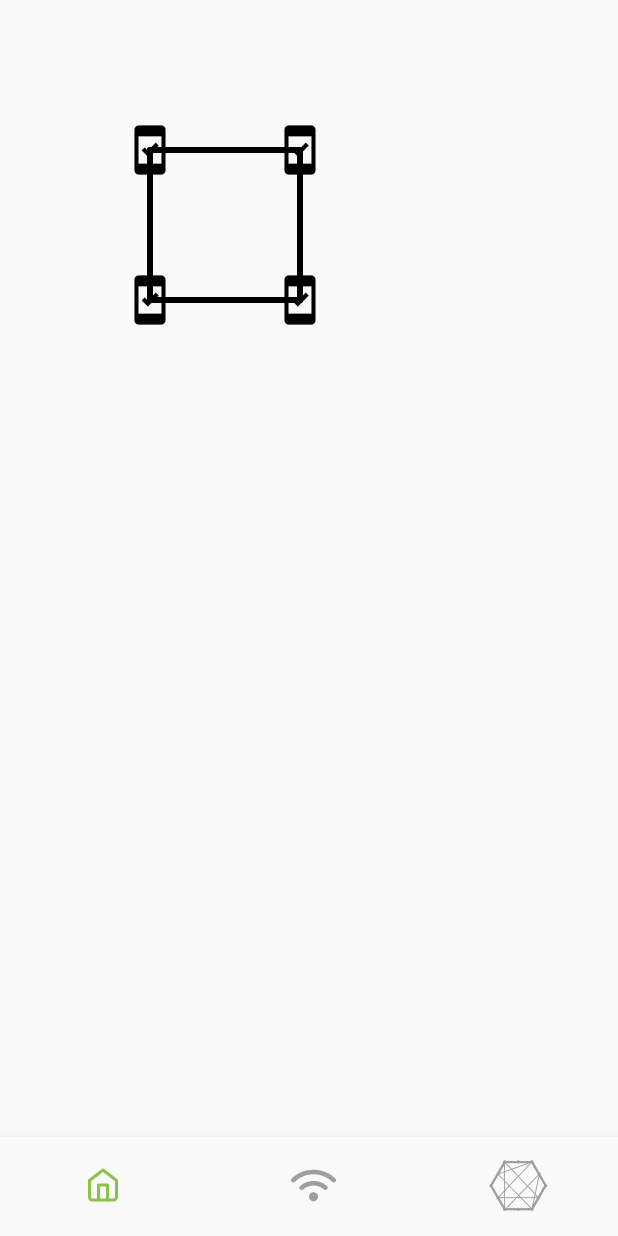
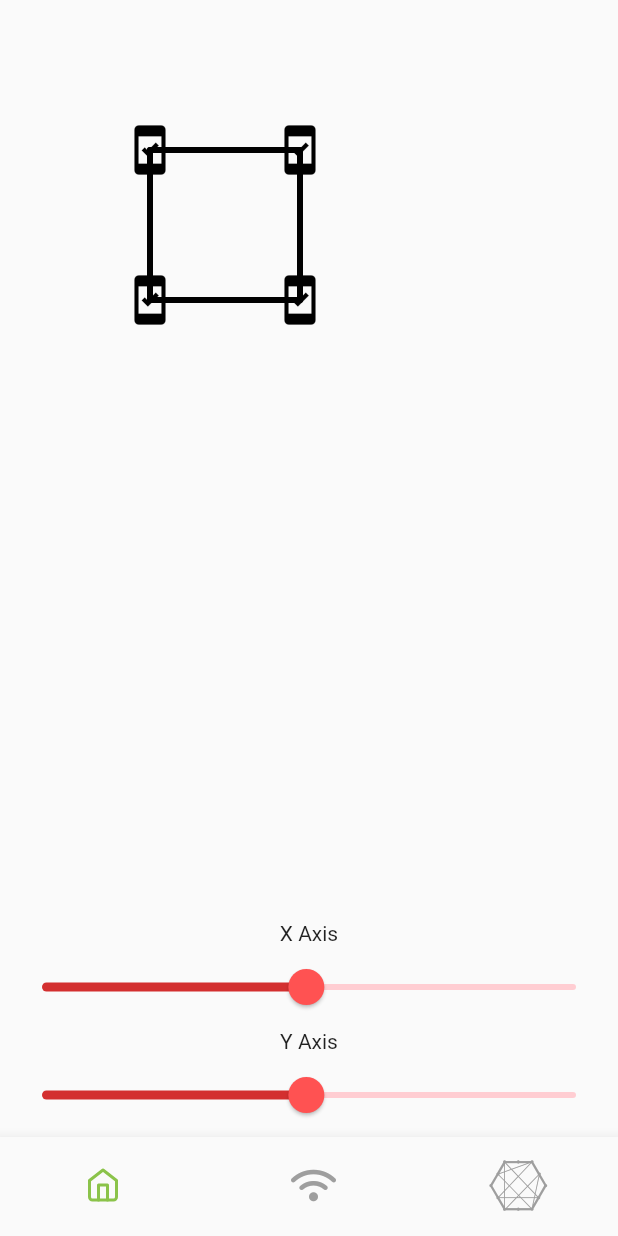
Before and after one commit to ffabss/flutter_demo, a Flutter app: the screen it shows after launch, on a phone screen of 412 x 824 dp. Run offline on Flutter 3.47's test engine with Material 2 defaults, Android fonts, the phone set to English and light mode, and no system bars; our stand-ins replace flutter_icons, location, rflutter_alert; missing offline and left inert: expandable_bottom_bar, wifi_configuration.

Commit message:
did somethings

```diff
--- /dev/null
+++ b/lib/models/dataTypeReferences.dart
@@ -0,0 +1,7 @@
+import 'package:flutter/foundation.dart';
+
+class DoubleRef{
+  double value = 1;
+  ValueNotifier<int> listenable = new ValueNotifier(0);
+  DoubleRef(this.value);
+}
--- /dev/null
+++ b/lib/models/slider.dart
@@ -0,0 +1,58 @@
+import 'package:flutter/material.dart';
+import 'package:flutter_demo/models/dataTypeReferences.dart';
+
+
+
+class CustomSlider extends StatefulWidget {
+  DoubleRef reference;
+  CustomSlider(this.reference);
+
+  @override
+  _SliderState createState() => _SliderState(reference);
+}
+
+class _SliderState extends State<CustomSlider> {
+  DoubleRef reference;
+  _SliderState(this.reference);
+
+  @override
+  Widget build(BuildContext context) {
+    return Center(
+        child: SliderTheme(
+          data: SliderTheme.of(context).copyWith(
+            activeTrackColor: Colors.red[700],
+            inactiveTrackColor: Colors.red[100],
+            trackShape: RoundedRectSliderTrackShape(),
+            trackHeight: 4.0,
+            thumbShape: RoundSliderThumbShape(enabledThumbRadius: 12.0),
+            thumbColor: Colors.redAccent,
+            overlayColor: Colors.red.withAlpha(32),
+            overlayShape: RoundSliderOverlayShape(overlayRadius: 28.0),
+            tickMarkShape: RoundSliderTickMarkShape(),
+            activeTickMarkColor: Colors.red[700],
+            inactiveTickMarkColor: Colors.red[100],
+            valueIndicatorShape: PaddleSliderValueIndicatorShape(),
+            valueIndicatorColor: Colors.redAccent,
+            valueIndicatorTextStyle: TextStyle(
+              color: Colors.white,
+            ),
+          ),
+          child: Slider(
+            value: reference.value,
+            min: 1,
+            max: 100,
+            divisions: 99,
+            label: reference.value.toString(),
+            onChanged: (value) {
+              setState(
+                () {
+                  reference.value = value;
+                },
+              );
+              reference.listenable.value += 1;
+            },
+          ),
+        ),
+    );
+  }
+}
--- a/lib/screens/canvasScreen.dart
+++ /dev/null
@@ -1,63 +0,0 @@
-import 'dart:math';
-import 'dart:ui';
-
-import 'package:flutter/cupertino.dart';
-import 'package:flutter/material.dart';
-import 'package:flutter_demo/models/XYPoint.dart';
-import 'dart:math' as math;
-import 'package:p5/p5.dart';
-
-List<XYPoint> routePoints;
-ValueNotifier<int> notifier;
-
-class CanvasScreen extends StatefulWidget {
-  CanvasScreen(List<XYPoint> points, ValueNotifier<int> _notifier){
-    routePoints = points;
-    notifier = _notifier;
-  }
-
-  @override
-  _CanvasScreenState createState() => _CanvasScreenState();
-}
-
-class _CanvasScreenState extends State<CanvasScreen> {
-  @override
-  Widget build(BuildContext context) {
-    return new Scaffold(
-      body: CustomPaint(size: new Size(300, 300), painter: Painter(notifier)),
-    );
-  }
-}
-
-class Painter extends CustomPainter {
-  ValueNotifier<int> valueNotifier;
-  Paint _paint;
-
-  Painter(this.valueNotifier) : super(repaint: valueNotifier){
-    _paint = Paint()
-      ..color = Colors.black
-      ..style = PaintingStyle.stroke
-      ..strokeCap = StrokeCap.round
-      ..strokeWidth = 4;
-  }
-
-  @override
-  void paint(Canvas canvas, Size size) {
-    var r = new Random();
-    for(int i = 0; i < 3; i++){
-      canvas.drawLine(XYtoOffset(routePoints[i]), XYtoOffset(routePoints[i+1]), _paint);
-    }
-    Offset first = new Offset(r.nextDouble()*100 + 50, routePoints[0].y);
-    Offset last = new Offset(routePoints[3].x, routePoints[3].y);
-    canvas.drawLine(last, first, _paint);
-  }
-
-  @override
-  bool shouldRepaint(CustomPainter oldDelegate) {
-    return false;
-  }
-
-  Offset XYtoOffset(XYPoint xy){
-    return new Offset(xy.x, xy.y);
-  }
-}
--- a/lib/screens/draggableScreen.dart
+++ /dev/null
@@ -1,88 +0,0 @@
-import 'package:flutter/material.dart';
-import 'package:flutter_demo/models/XYPoint.dart';
-
-List<XYPoint> routePoints;
-ValueNotifier<int> notifier;
-
-class DragView extends StatefulWidget {
-  DragView(List<XYPoint> points, ValueNotifier<int> _notifier) {
-    routePoints = points;
-    notifier = _notifier;
-  }
-
-  @override
-  _ViewState createState() => _ViewState();
-}
-
-class _ViewState extends State<DragView> {
-  List<DraggableWidget> draggableWidgets = <DraggableWidget>[
-    DraggableWidget(routePoints[0]),
-    DraggableWidget(routePoints[1]),
-    DraggableWidget(routePoints[2]),
-    DraggableWidget(routePoints[3]),
-  ];
-
-  @override
-  Widget build(BuildContext context) {
-    return Scaffold(
-      backgroundColor: Colors.transparent,
-      body: Stack(
-        children: draggableWidgets,
-      ),
-    );
-  }
-}
-
-class DragItem extends StatelessWidget {
-  @override
-  Widget build(BuildContext context) {
-    return Icon(
-      IconData(58731, fontFamily: 'MaterialIcons'),
-      size: 36,
-    );
-  }
-}
-
-class DraggableWidget extends StatefulWidget {
-  DraggableWidget(XYPoint point){
-    this.point = point;
-  }
-  XYPoint point;
-
-  @override
-  _DragState createState() => _DragState(point);
-}
-
-class _DragState extends State<DraggableWidget> {
-  _DragState(XYPoint point){
-    this.point = point;
-  }
-
-  XYPoint point;
-
-  @override
-  Widget build(BuildContext context) {
-    return Draggable(
-      child: Container(
-        padding: EdgeInsets.only(top: point.y, left: point.x),
-        child: DragItem(),
-      ),
-      feedback: Container(
-        padding: EdgeInsets.only(top: point.y, left: point.x),
-        child: DragItem(),
-      ),
-      childWhenDragging: Container(
-        padding: EdgeInsets.only(top: point.y, left: point.x),
-        child: DragItem(),
-      ),
-      onDragCompleted: () {},
-      onDragEnd: (drag) {
-        setState(() {
-          point.y = point.y + drag.offset.dy < 0 ? 0 : point.y + drag.offset.dy;
-          point.x = point.x + drag.offset.dx < 0 ? 0 : point.x + drag.offset.dx;
-        });
-        notifier.value += 1;
-      },
-    );
-  }
-}
--- a/lib/screens/routeScreen.dart
+++ b/lib/screens/routeScreen.dart
@@ -1,10 +1,23 @@
 import 'dart:math';
 
+import 'package:expandable_bottom_bar/expandable_bottom_bar.dart';
 import 'package:flutter/cupertino.dart';
 import 'package:flutter/material.dart';
 import 'package:flutter_demo/models/XYPoint.dart';
+import 'package:flutter_demo/models/dataTypeReferences.dart';
+import 'package:flutter_demo/models/slider.dart';
 
 final ValueNotifier<int> _repaintNotifier = ValueNotifier<int>(0);
+final double dragItemSize = 36;
+
+int xAxisClippingSteps = 10;
+int yAxisClippingSteps = 10;
+
+final DoubleRef sliderValY = new DoubleRef(50);
+final DoubleRef sliderValX = new DoubleRef(50);
+
+double width = 1;
+double height = 1;
 
 var points = <XYPoint>[
   new XYPoint(100, 100),
@@ -18,19 +31,30 @@ class HomePage extends StatefulWidget {
   _HomePageState createState() => _HomePageState();
 }
 
-class _HomePageState extends State<HomePage> {
+class _HomePageState extends State<HomePage> with TickerProviderStateMixin{
   @override
   Widget build(BuildContext context) {
+    width = MediaQuery.of(context).size.width;
+    height = MediaQuery.of(context).size.height;
+    print(width);
+
     return Scaffold(
-      body: Center(
+      body: Column(
+        children: <Widget>[
+          Expanded(
             child: Stack(
               children: <Widget>[
                 CanvasScreen(),
-          Container(
-            child: DragView(),
+                DragView(),
+              ],
             ),
+          ),
+          Text('X Axis'),
+          CustomSlider(sliderValX),
+          Text('Y Axis'),
+          CustomSlider(sliderValY),
         ],
-      )),
+      ),
     );
   }
 }
@@ -74,9 +98,6 @@ class Painter extends CustomPainter {
     for (int i = 0; i < 3; i++) {
       canvas.drawLine(XYtoOffset(points[i]), XYtoOffset(points[i + 1]), _paint);
     }
-    //Offset first = new Offset(r.nextDouble() * 100 + 50, points[0].y);
-    //Offset last = new Offset(points[3].x, points[3].y);
-    //canvas.drawLine(last, first, _paint);
     canvas.drawLine(XYtoOffset(points[3]), XYtoOffset(points[0]), _paint);
   }
 
@@ -104,6 +125,8 @@ class DragView extends StatefulWidget {
 }
 
 class _ViewState extends State<DragView> {
+  //List<DraggableWidget> draggableWidgets = List.generate(points.length, (index) => new DraggableWidget(points[index]));
+
   List<DraggableWidget> draggableWidgets = <DraggableWidget>[
     DraggableWidget(points[0]),
     DraggableWidget(points[1]),
@@ -131,7 +154,7 @@ class DragItem extends StatelessWidget {
   Widget build(BuildContext context) {
     return Icon(
       IconData(58731, fontFamily: 'MaterialIcons'),
-      size: 36,
+      size: dragItemSize,
       color: Colors.black.withOpacity(opacity),
     );
   }
@@ -139,56 +162,44 @@ class DragItem extends StatelessWidget {
 
 class DraggableWidget extends StatefulWidget {
   Offset initPos;
+  XYPoint point;
 
   DraggableWidget(XYPoint point) {
     this.point = point;
-    initPos = Offset(point.x, point.y);
+    initPos = new Offset(point.x, point.y);
   }
-
-  XYPoint point;
 
   @override
   _DragState createState() => _DragState(point);
 }
 
 class _DragState extends State<DraggableWidget> {
+  XYPoint point;
+
   _DragState(XYPoint point) {
     this.point = point;
   }
 
-  XYPoint point;
-
   @override
   Widget build(BuildContext context) {
-    return Listener(
+    return Positioned(
+      left: position.dx - dragItemSize / 2,
+      top: position.dy - dragItemSize / 2,
+      child: Listener(
         onPointerMove: _onPointerMove,
         onPointerDown: _onPointerDown,
         onPointerUp: _onPointerUp,
         child: Draggable(
           child: Container(
-          padding: EdgeInsets.only(top: point.y - 18, left: point.x - 18),
             child: DragItem(1),
           ),
           feedback: Container(
-          padding: EdgeInsets.only(top: point.y - 18, left: point.x - 18),
             child: DragItem(0.4),
           ),
           childWhenDragging: Container(
-          padding: EdgeInsets.only(top: point.y - 18, left: point.x - 18),
             child: DragItem(1),
           ),
-        onDragCompleted: () {},
-        onDragEnd: (drag) {
-          setState(() {
-            point.y = point.y + drag.offset.dy < 0
-                ? 0
-                : point.y + drag.offset.dy - 18;
-            point.x = point.x + drag.offset.dx < 0
-                ? 0
-                : point.x + drag.offset.dx - 18;
-          });
-          _repaintNotifier.value += 1;
-        },
+        ),
       ),
     );
   }
@@ -202,26 +213,39 @@ class _DragState extends State<DraggableWidget> {
     super.initState();
     position = widget.initPos;
     validPoints = _initPoints();
+    sliderValY.listenable.addListener((){
+      yAxisClippingSteps = sliderValY.value.round();
+      validPoints = _initPoints();
+    });
+    sliderValX.listenable.addListener((){
+      xAxisClippingSteps = sliderValX.value.round();
+      validPoints = _initPoints();
+    });
   }
 
   List<Offset> _initPoints() {
-    List<Offset> tmp = List.generate(10, (index) {
-      return Offset((index * 10).toDouble(), (index * 100).toDouble());
+    double xStep = width / (xAxisClippingSteps + 1);
+    double yStep = height / (yAxisClippingSteps + 2);
+
+    print(xStep);
+
+    List<Offset> temp = new List<Offset>();
+    new List<int>.generate(xAxisClippingSteps, (i) => i).forEach((i) {
+      temp.addAll(List.generate(
+          yAxisClippingSteps,
+          (index) => Offset(
+              ((i + 1) * xStep).toDouble(), ((index + 1) * yStep).toDouble())));
     });
-    tmp.addAll(List.generate(10, (index) {
-      return Offset((index * 10 + 100).toDouble(), (index * 100).toDouble());
-    }));
-    tmp.addAll(List.generate(10, (index) {
-      return Offset((index * 10 + 200).toDouble(), (index * 100).toDouble());
-    }));
-
-    return tmp;
+    return temp;
   }
 
   void _onPointerMove(PointerMoveEvent event) {
     setState(() {
       dragPosition += event.delta;
       position = validatePos(dragPosition);
+      point.x = position.dx;
+      point.y = position.dy;
+      _repaintNotifier.value += 1;
     });
   }
 
--- a/pubspec.yaml
+++ b/pubspec.yaml
@@ -24,7 +24,6 @@ dependencies:
   flutter_icons: ^1.0.0+1
   rflutter_alert: ^1.0.2
   location: ^2.5.0
-  p5: ^0.0.5
 
   # The following adds the Cupertino Icons font to your application.
   # Use with the CupertinoIcons class for iOS style icons.
```
Lines whose indentation alone changed are shown as unchanged.
